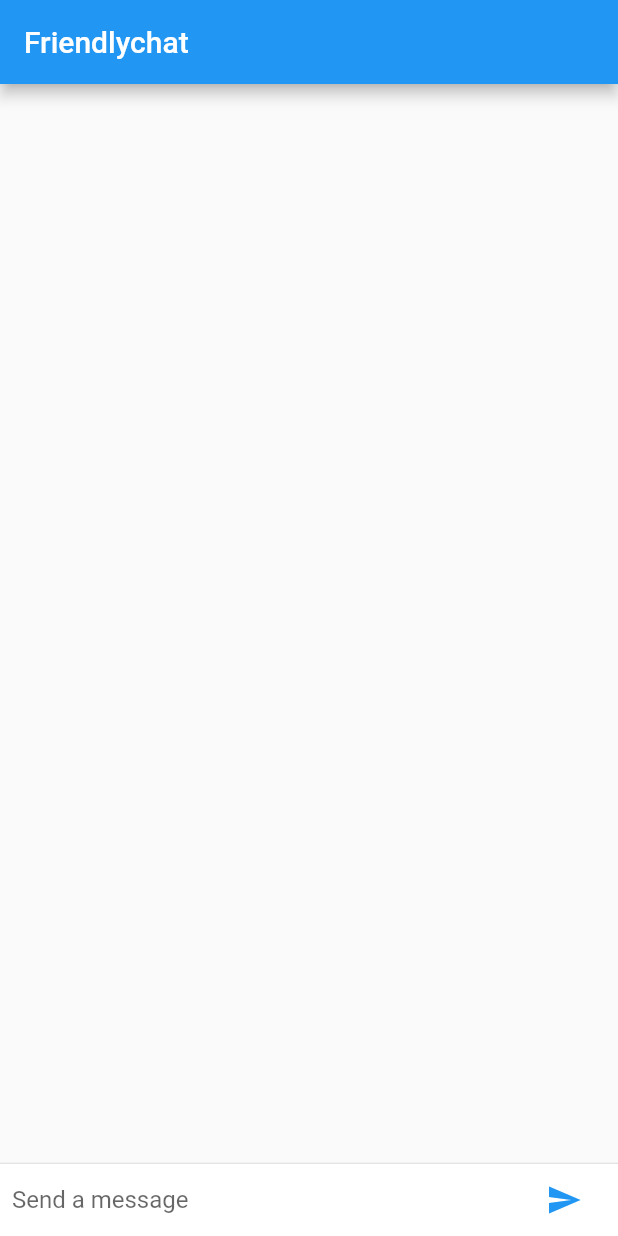
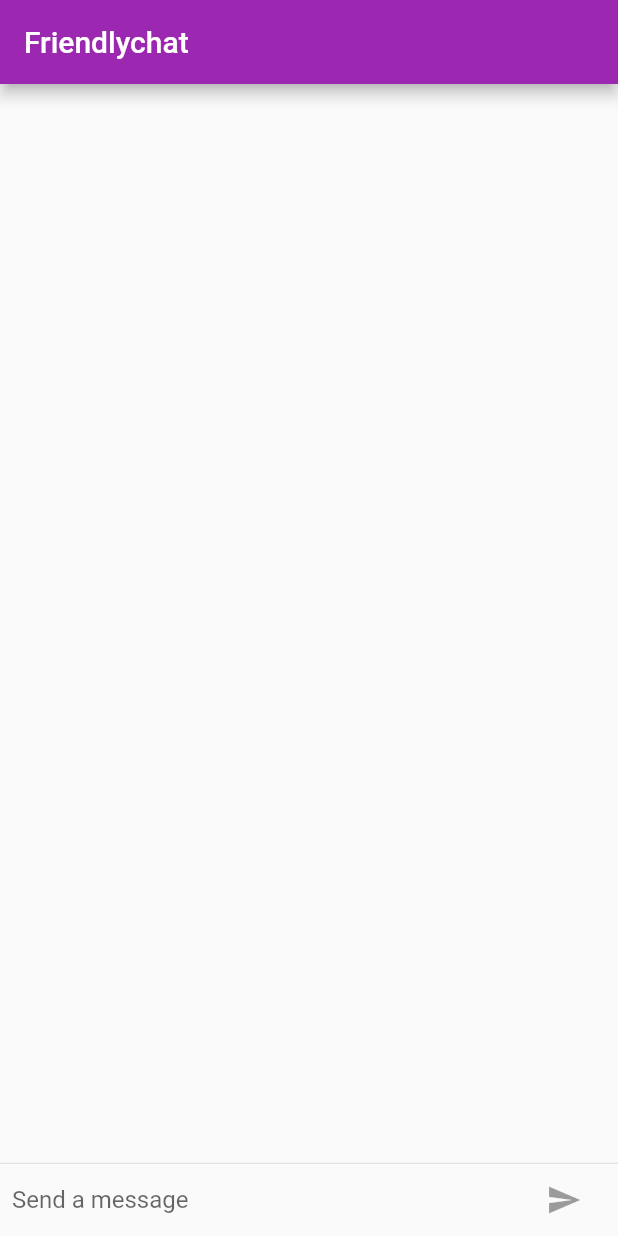
Before and after one commit to alexLlyCommit/learn_flutter_chat_app, a Flutter app: the screen it shows after launch, on a phone screen of 412 x 824 dp. Run offline on Flutter 3.47's test engine with Material 2 defaults, Android fonts, the phone set to English and light mode, and no system bars.

Commit message:
为android和ios配置不同的颜色

```diff
--- a/lib/main.dart
+++ b/lib/main.dart
@@ -1,14 +1,33 @@
 import 'package:flutter/material.dart';
+import 'package:flutter/foundation.dart';
+import 'package:flutter/cupertino.dart';
 
 void main() {
   runApp(new FriendlychatApp());
 }
+
+// 为Android和IOS定义不同的主题色
+final ThemeData kIOSTheme = new ThemeData(
+  primarySwatch: Colors.orange,
+  primaryColor: Colors.grey[100],
+  primaryColorBrightness: Brightness.light,
+);
+
+final ThemeData kDefaultTheme = new ThemeData(
+  primarySwatch: Colors.purple,
+  accentColor: Colors.orangeAccent[400],
+);
 
 class FriendlychatApp extends StatelessWidget {
   @override
   Widget build(BuildContext context) {
     return new MaterialApp(
       title: "Friendlychat",
+      // theme属性控制主题样式
+      // 使用顶级defaultTargetPlatform属性和条件运算符构建用于选择主题的表达式。
+      theme: defaultTargetPlatform == TargetPlatform.iOS
+          ? kIOSTheme
+          : kDefaultTheme,
       home: new ChatScreen(),
     );
   }
@@ -35,8 +54,13 @@ class ChatScreenState extends State<ChatScreen> with TickerProviderStateMixin {
   final List<ChatMessage> _messages = <ChatMessage>[];
   // TextEditingController读取输入字段的内容，并在发送文本消息后清除字段
   final TextEditingController _textController = new TextEditingController();
+  // 控制按钮样式
+  bool _isComposing = false;
   void _handleSubmitted(String text) {
     _textController.clear();
+    setState(() {
+      _isComposing = false;
+    });
     ChatMessage message = new ChatMessage(
         text: text,
         // 实例化一个AnimationController对象并将动画的运行时间指定为700毫秒。
@@ -66,8 +90,12 @@ class ChatScreenState extends State<ChatScreen> with TickerProviderStateMixin {
     return new Scaffold(
         appBar: new AppBar(
           title: new Text("Friendlychat"),
+          elevation: // 定义appBar阴影
+              Theme.of(context).platform == TargetPlatform.iOS ? 0.0 : 4.0,
         ),
-        body: new Column(
+        // 将小平面包裹Column在Container小部件中，使其上边缘呈现浅灰色边框。
+        body: new Container(
+          child: new Column(
             children: <Widget>[
               new Flexible(
                 /*
@@ -87,10 +115,17 @@ class ChatScreenState extends State<ChatScreen> with TickerProviderStateMixin {
               new Divider(height: 1.0),
               // 可用于定义背景图像，填充，边距和其他常见布局细节。
               new Container(
-              decoration: new BoxDecoration(color: Theme.of(context).cardColor),
+                decoration: Theme.of(context).platform == TargetPlatform.iOS
+                    ? new BoxDecoration(
+                        border: new Border(
+                          top: new BorderSide(color: Colors.grey[200]),
+                        ),
+                      )
+                    : null,
                 child: _buildTextComposer(),
               )
             ],
+          ),
         ));
   }
 
@@ -107,6 +142,11 @@ class ChatScreenState extends State<ChatScreen> with TickerProviderStateMixin {
               new Flexible(
                 child: new TextField(
                   controller: _textController,
+                  onChanged: (String text) {
+                    setState(() {
+                      _isComposing = text.length > 0;
+                    });
+                  },
                   onSubmitted: _handleSubmitted,
                   decoration:
                       new InputDecoration.collapsed(hintText: "Send a message"),
@@ -114,11 +154,23 @@ class ChatScreenState extends State<ChatScreen> with TickerProviderStateMixin {
               ),
               new Container(
                   margin: new EdgeInsets.symmetric(horizontal: 4.0),
-                child: new IconButton(
+                  child: Theme.of(context).platform == TargetPlatform.iOS
+                      ? new CupertinoButton(
+                          child: new Text("Send"),
+                          onPressed: _isComposing
+                              ? () => _handleSubmitted(_textController.text)
+                              : null,
+                        )
+                      : new IconButton(
                           icon: new Icon(Icons.send),
-                  onPressed: () => _handleSubmitted(_textController.text),
-                ),
-              )
+                          /*
+                    * 如果用户在文本字段中输入字符串，_isComposing是true和按钮的颜色设置为Theme.of(context).accentColor。当用户按下按钮时，系统调用_handleSubmitted()。
+                    * 如果用户没有任何类型的文本字段，_isComposing是false和小部件的onPressed属性设置为null，禁用发送按钮。框架会自动将按钮的颜色更改为Theme.of(context).disabledColor。
+                    */
+                          onPressed: _isComposing
+                              ? () => _handleSubmitted(_textController.text)
+                              : null,
+                        ))
             ],
           )),
     );
@@ -153,7 +205,9 @@ class ChatMessage extends StatelessWidget {
               margin: const EdgeInsets.only(right: 16.0),
               child: new CircleAvatar(child: new Text(_name[0])),
             ),
-            new Column(
+            // Expanded部件可以在当信息长度超过ui宽度的时候进行换行显示整个消息
+            new Expanded(
+                child: new Column(
               crossAxisAlignment: CrossAxisAlignment.start,
               children: <Widget>[
                 new Text(_name, style: Theme.of(context).textTheme.subhead),
@@ -162,7 +216,7 @@ class ChatMessage extends StatelessWidget {
                   child: new Text(text),
                 )
               ],
-            )
+            ))
           ],
         ),
       ),
```
Lines whose indentation alone changed are shown as unchanged.
